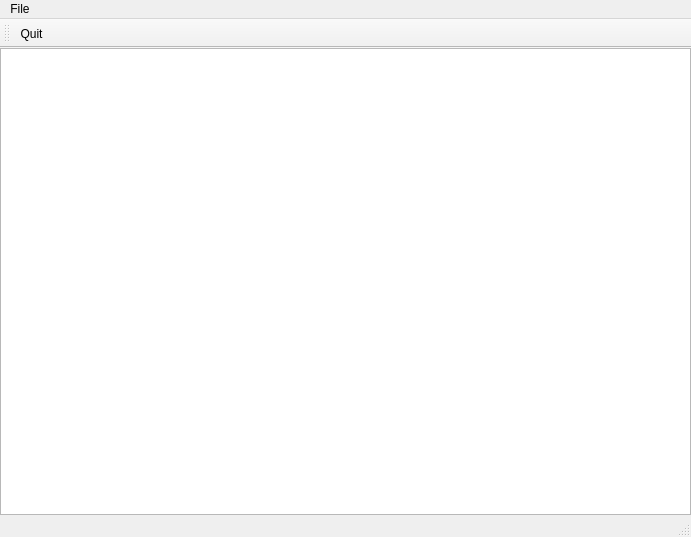
The window that roundabout.ui (elektrokokke/Roundabout) describes before a commit, drawn with Qt 5.
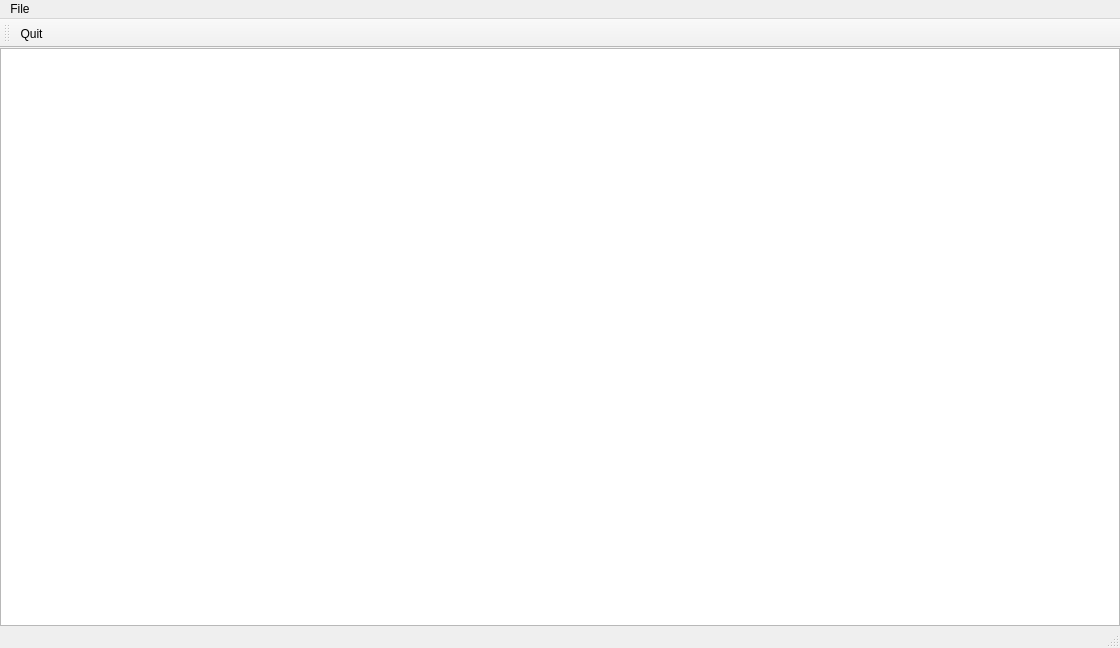
The same window after the commit.

Commit message: Implemented working connections creatable via the GUI

Patch:
```diff
--- a/roundabout.ui
+++ b/roundabout.ui
@@ -6,8 +6,8 @@
    <rect>
     <x>0</x>
     <y>0</y>
-    <width>691</width>
-    <height>537</height>
+    <width>1120</width>
+    <height>648</height>
    </rect>
   </property>
   <property name="windowTitle">
@@ -44,7 +44,7 @@
     <rect>
      <x>0</x>
      <y>0</y>
-     <width>691</width>
+     <width>1120</width>
      <height>21</height>
     </rect>
    </property>
```
The commit also changes 4 other files.
